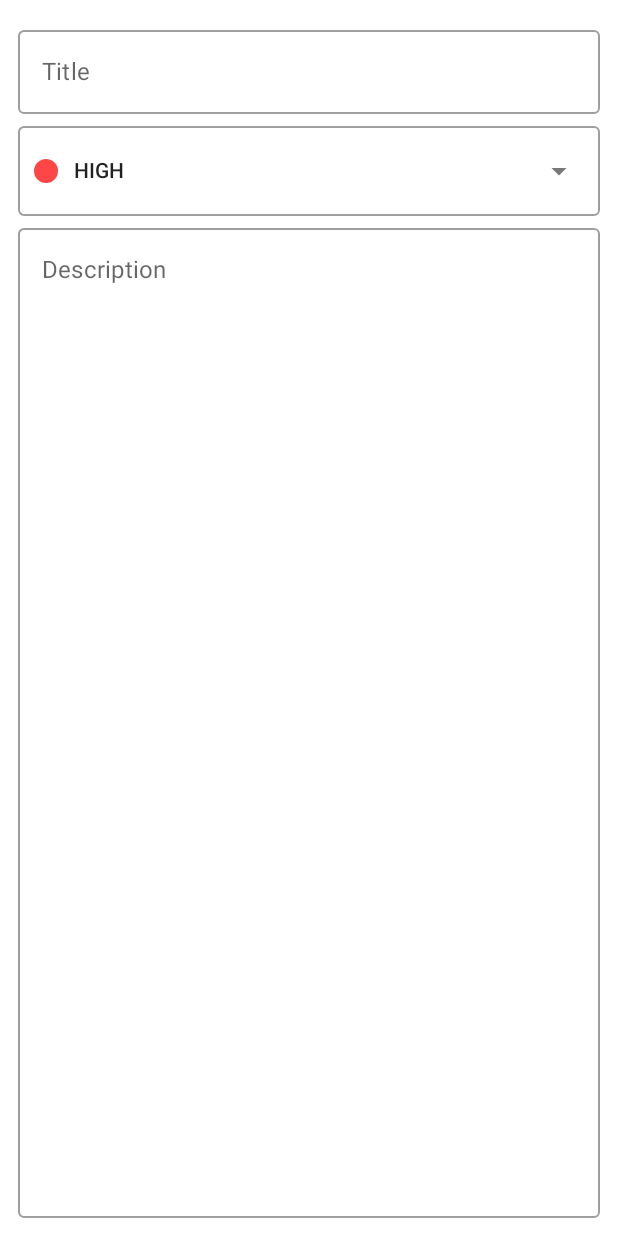
After one commit to AbdulHameedMohamed/TaskMaster, an Android app built with Jetpack Compose: the composable TaskContent called with empty values, on a phone screen of 412 x 824 dp. The commit adds this screen. Run offline under Robolectric (Android 15) with nearby library versions, the phone set to English and light mode, and no system bars.

Commit message:
Design Task Screen

```diff
--- a/app/src/main/java/com/example/taskmaster/MainActivity.kt
+++ b/app/src/main/java/com/example/taskmaster/MainActivity.kt
@@ -4,6 +4,7 @@ import android.os.Bundle
 import androidx.activity.ComponentActivity
 import androidx.activity.compose.setContent
 import androidx.activity.viewModels
+import androidx.compose.material.ExperimentalMaterialApi
 import androidx.navigation.NavHostController
 import androidx.navigation.compose.rememberNavController
 import com.example.taskmaster.navigation.SetupNavigation
@@ -17,6 +18,7 @@ class MainActivity : ComponentActivity() {
     private lateinit var navController: NavHostController
     private val sharedViewModel: SharedViewModel by viewModels()
 
+    @OptIn(ExperimentalMaterialApi::class)
     override fun onCreate(savedInstanceState: Bundle?) {
         super.onCreate(savedInstanceState)
         setContent {
--- /dev/null
+++ b/app/src/main/java/com/example/taskmaster/components/PriorityDropDown.kt
@@ -0,0 +1,126 @@
+package com.example.taskmaster.components
+
+import androidx.compose.animation.core.animateFloatAsState
+import androidx.compose.foundation.Canvas
+import androidx.compose.foundation.background
+import androidx.compose.foundation.border
+import androidx.compose.foundation.clickable
+import androidx.compose.foundation.layout.Row
+import androidx.compose.foundation.layout.fillMaxWidth
+import androidx.compose.foundation.layout.height
+import androidx.compose.foundation.layout.size
+import androidx.compose.material.*
+import androidx.compose.material.icons.Icons
+import androidx.compose.material.icons.filled.ArrowDropDown
+import androidx.compose.runtime.Composable
+import androidx.compose.runtime.mutableStateOf
+import androidx.compose.runtime.remember
+import androidx.compose.runtime.getValue
+import androidx.compose.runtime.setValue
+import androidx.compose.ui.Alignment
+import androidx.compose.ui.Modifier
+import androidx.compose.ui.draw.alpha
+import androidx.compose.ui.draw.rotate
+import androidx.compose.ui.res.stringResource
+import androidx.compose.ui.tooling.preview.Preview
+import androidx.compose.ui.unit.dp
+import com.example.taskmaster.R
+import com.example.taskmaster.model.data.Priority
+import com.example.taskmaster.ui.theme.PRIORITY_DROP_DOWN_HEIGHT
+import com.example.taskmaster.ui.theme.PRIORITY_INDICATOR_SIZE
+
+@Composable
+fun PriorityDropDown(
+    priority: Priority,
+    onPrioritySelected: (Priority) -> Unit
+) {
+    var expanded by remember { mutableStateOf(false) }
+    val angle: Float by animateFloatAsState(
+        targetValue = if (expanded) 180f else 0f, label = ""
+    )
+
+    Row(
+        modifier = Modifier
+            .fillMaxWidth()
+            .background(MaterialTheme.colors.background)
+            .height(PRIORITY_DROP_DOWN_HEIGHT)
+            .clickable { expanded = true }
+            .border(
+                width = 1.dp,
+                color = MaterialTheme.colors.onSurface.copy(
+                    alpha = ContentAlpha.disabled
+                ),
+                shape = MaterialTheme.shapes.small
+            ),
+        verticalAlignment = Alignment.CenterVertically
+    ) {
+        Canvas(
+            modifier = Modifier
+                .size(PRIORITY_INDICATOR_SIZE)
+                .weight(weight = 1f)
+        ) {
+            drawCircle(color = priority.color)
+        }
+        Text(
+            modifier = Modifier
+                .weight(weight = 8f),
+            text = priority.name,
+            style = MaterialTheme.typography.subtitle2
+        )
+        IconButton(
+            modifier = Modifier
+                .alpha(ContentAlpha.medium)
+                .rotate(degrees = angle)
+                .weight(weight = 1.5f),
+            onClick = { expanded = true }
+        ) {
+            Icon(
+                imageVector = Icons.Filled.ArrowDropDown,
+                contentDescription = stringResource(
+                    id = R.string.drop_down_arrow
+                )
+            )
+        }
+        DropdownMenu(
+            modifier = Modifier
+                .fillMaxWidth(fraction = 0.94f),
+            expanded = expanded,
+            onDismissRequest = { expanded = false }
+        ) {
+            DropdownMenuItem(
+                onClick = {
+                    expanded = false
+                    onPrioritySelected(Priority.LOW)
+                }
+            ) {
+                PriorityItem(priority = Priority.LOW)
+            }
+            DropdownMenuItem(
+                onClick = {
+                    expanded = false
+                    onPrioritySelected(Priority.MEDIUM)
+                }
+            ) {
+                PriorityItem(priority = Priority.MEDIUM)
+            }
+            DropdownMenuItem(
+                onClick = {
+                    expanded = false
+                    onPrioritySelected(Priority.HIGH)
+                }
+            ) {
+                PriorityItem(priority = Priority.HIGH)
+            }
+        }
+    }
+}
+
+
+@Composable
+@Preview
+private fun PriorityDropDownPreview() {
+    PriorityDropDown(
+        priority = Priority.LOW,
+        onPrioritySelected = {}
+    )
+}
--- a/app/src/main/java/com/example/taskmaster/navigation/Navigation.kt
+++ b/app/src/main/java/com/example/taskmaster/navigation/Navigation.kt
@@ -26,10 +26,11 @@ fun SetupNavigation(
     ) {
         listComposable(
             navigateToTaskScreen = screen.task,
-            sharedViewModel= sharedViewModel
+            sharedViewModel = sharedViewModel
         )
         taskComposable(
-            navigateToListScreen = screen.list
+            navigateToListScreen = screen.list,
+            sharedViewModel = sharedViewModel
         )
     }
 }
--- /dev/null
+++ b/app/src/main/java/com/example/taskmaster/ui/screens/task/TaskContent.kt
@@ -0,0 +1,72 @@
+package com.example.taskmaster.ui.screens.task
+
+import androidx.compose.foundation.background
+import androidx.compose.foundation.layout.*
+import androidx.compose.material.Divider
+import androidx.compose.material.MaterialTheme
+import androidx.compose.material.OutlinedTextField
+import androidx.compose.material.Text
+import androidx.compose.runtime.Composable
+import androidx.compose.ui.Modifier
+import androidx.compose.ui.res.stringResource
+import androidx.compose.ui.tooling.preview.Preview
+import com.example.taskmaster.model.data.Priority
+import com.example.taskmaster.ui.theme.LARGE_PADDING
+import com.example.taskmaster.ui.theme.MEDIUM_PADDING
+import com.example.taskmaster.R
+import com.example.taskmaster.components.PriorityDropDown
+
+@Composable
+fun TaskContent(
+    title: String,
+    onTitleChange: (String) -> Unit,
+    description: String,
+    onDescriptionChange: (String) -> Unit,
+    priority: Priority,
+    onPrioritySelected: (Priority) -> Unit
+) {
+    Column(
+        modifier = Modifier
+            .fillMaxSize()
+            .background(MaterialTheme.colors.background)
+            .padding(all = LARGE_PADDING)
+    ) {
+        OutlinedTextField(
+            modifier = Modifier.fillMaxWidth(),
+            value = title,
+            onValueChange = { onTitleChange(it) },
+            label = { Text(text = stringResource(id = R.string.title)) },
+            textStyle = MaterialTheme.typography.body1,
+            singleLine = true
+        )
+        Divider(
+            modifier = Modifier.height(MEDIUM_PADDING),
+            color = MaterialTheme.colors.background
+        )
+        PriorityDropDown(
+            priority = priority,
+            onPrioritySelected = onPrioritySelected
+        )
+        OutlinedTextField(
+            modifier = Modifier.fillMaxSize(),
+            value = description,
+            onValueChange = { onDescriptionChange(it) },
+            label = { Text(text = stringResource(id = R.string.description)) },
+            textStyle = MaterialTheme.typography.body1
+        )
+    }
+}
+
+
+@Composable
+@Preview
+private fun TaskContentPreview() {
+    TaskContent(
+        title = "",
+        onTitleChange = {},
+        description = "",
+        onDescriptionChange = {},
+        priority = Priority.LOW,
+        onPrioritySelected = {}
+    )
+}
--- a/app/src/main/java/com/example/taskmaster/ui/theme/Color.kt
+++ b/app/src/main/java/com/example/taskmaster/ui/theme/Color.kt
@@ -3,6 +3,7 @@ package com.example.taskmaster.ui.theme
 import androidx.compose.material.Colors
 import androidx.compose.runtime.Composable
 import androidx.compose.ui.graphics.Color
+
 
 
 val Purple200 = Color(0xFFBB86FC)
--- a/app/src/main/java/com/example/taskmaster/ui/theme/Dimensions.kt
+++ b/app/src/main/java/com/example/taskmaster/ui/theme/Dimensions.kt
@@ -8,5 +8,6 @@ val SMALL_PADDING = 6.dp
 
 val PRIORITY_INDICATOR_SIZE = 16.dp
 val TOP_APP_BAR_HEIGHT = 56.dp
+val PRIORITY_DROP_DOWN_HEIGHT = 60.dp
 
 val TASK_ITEM_ELEVATION = 2.dp
--- a/app/src/main/res/values/strings.xml
+++ b/app/src/main/res/values/strings.xml
@@ -1,6 +1,13 @@
 <resources>
     <string name="app_name">TaskMaster</string>
 
+    <string name="title">Title</string>
+    <string name="description">Description</string>
+    <string name="drop_down_arrow">Drop-Down Arrow Icon</string>
+    <string name="update_icon">Update Icon</string>
+    <string name="delete_icon">Delete Icon</string>
+    <string name="back_arrow">Back Arrow</string>
+    <string name="add_task">Add Task</string>
     <string name="empty_content">No Tasks Found.</string>
     <string name="sad_face_icon">Sad Face Icon</string>
     <string name="close_icon">Close Icon</string>
```
Also changed, not shown: app/src/main/java/com/example/taskmaster/navigation/destinations/TaskComposable.kt (+21 -3 lines), app/src/main/java/com/example/taskmaster/ui/screens/task/TaskAppBar.kt (added, +167 -0 lines), app/src/main/java/com/example/taskmaster/ui/screens/task/TaskScreen.kt (added, +47 -0 lines), app/src/main/java/com/example/taskmaster/ui/viewmodels/SharedViewModel.kt (+31 -1 lines).
